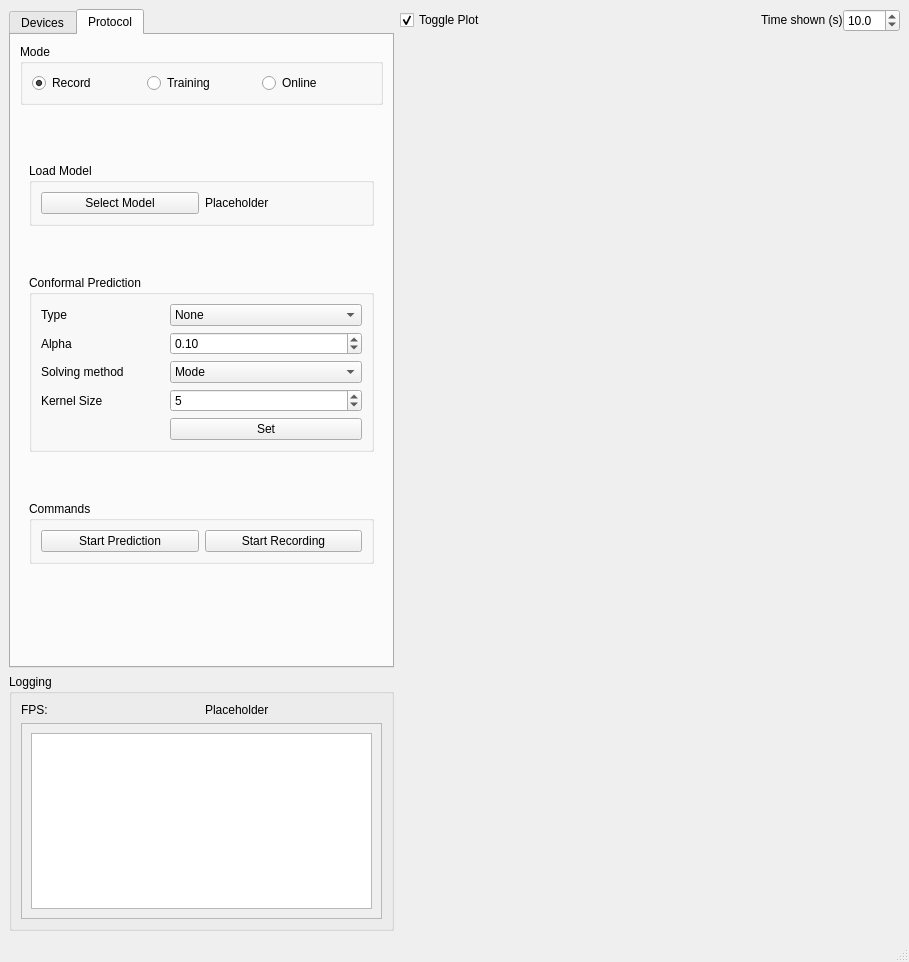
NsquaredLab/MyoGestic, file myogestic/gui/ui/main_window.ui: the form before one commit.
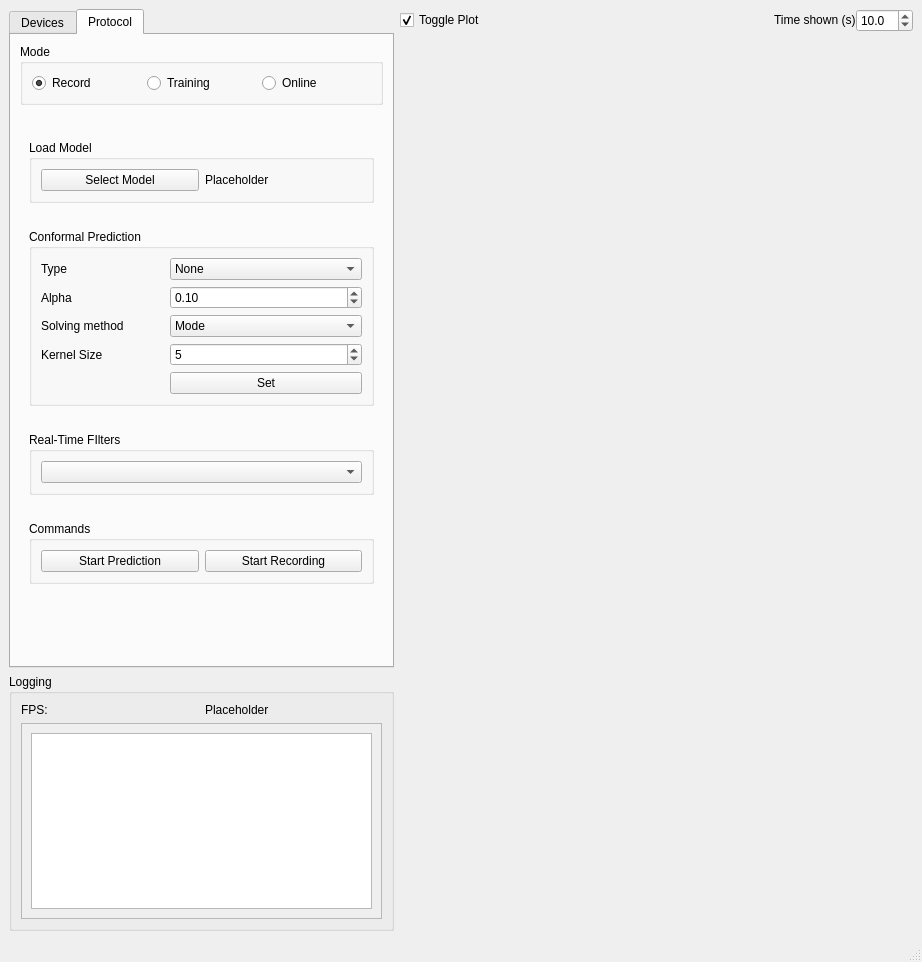
The form after the commit. The open tabs and pages were chosen to show the change. Custom widgets are drawn as their Qt base class.

Commit message: Add real-time filter selection

Patch:
```diff
--- a/myogestic/gui/ui/main_window.ui
+++ b/myogestic/gui/ui/main_window.ui
@@ -6,7 +6,7 @@
    <rect>
     <x>0</x>
     <y>0</y>
-    <width>902</width>
+    <width>922</width>
     <height>962</height>
    </rect>
   </property>
@@ -585,41 +585,6 @@
               </layout>
              </widget>
             </item>
-            <item row="2" column="0">
-             <widget class="QGroupBox" name="onlineCommandsGroupBox">
-              <property name="sizePolicy">
-               <sizepolicy hsizetype="Preferred" vsizetype="Fixed">
-                <horstretch>0</horstretch>
-                <verstretch>0</verstretch>
-               </sizepolicy>
-              </property>
-              <property name="title">
-               <string>Commands</string>
-              </property>
-              <layout class="QGridLayout" name="gridLayout_19">
-               <item row="0" column="1">
-                <widget class="QPushButton" name="onlineRecordTogglePushButton">
-                 <property name="text">
-                  <string>Start Recording</string>
-                 </property>
-                 <property name="checkable">
-                  <bool>true</bool>
-                 </property>
-                </widget>
-               </item>
-               <item row="0" column="0">
-                <widget class="QPushButton" name="onlinePredictionTogglePushButton">
-                 <property name="text">
-                  <string>Start Prediction</string>
-                 </property>
-                 <property name="checkable">
-                  <bool>true</bool>
-                 </property>
-                </widget>
-               </item>
-              </layout>
-             </widget>
-            </item>
             <item row="1" column="0">
              <widget class="QGroupBox" name="conformalPredictionGroupBox">
               <property name="sizePolicy">
@@ -782,13 +747,13 @@
               </layout>
              </widget>
             </item>
-            <item row="3" column="0">
+            <item row="5" column="0">
              <spacer name="verticalSpacer">
               <property name="orientation">
                <enum>Qt::Orientation::Vertical</enum>
               </property>
               <property name="sizeType">
-               <enum>QSizePolicy::Policy::Minimum</enum>
+               <enum>QSizePolicy::Fixed</enum>
               </property>
               <property name="sizeHint" stdset="0">
                <size>
@@ -798,6 +763,78 @@
               </property>
              </spacer>
             </item>
+            <item row="4" column="0">
+             <widget class="QGroupBox" name="onlineCommandsGroupBox">
+              <property name="sizePolicy">
+               <sizepolicy hsizetype="Preferred" vsizetype="Fixed">
+                <horstretch>0</horstretch>
+                <verstretch>0</verstretch>
+               </sizepolicy>
+              </property>
+              <property name="title">
+               <string>Commands</string>
+              </property>
+              <layout class="QGridLayout" name="gridLayout_19">
+               <item row="0" column="1">
+                <widget class="QPushButton" name="onlineRecordTogglePushButton">
+                 <property name="text">
+                  <string>Start Recording</string>
+                 </property>
+                 <property name="checkable">
+                  <bool>true</bool>
+                 </property>
+                </widget>
+               </item>
+               <item row="0" column="0">
+                <widget class="QPushButton" name="onlinePredictionTogglePushButton">
+                 <property name="text">
+                  <string>Start Prediction</string>
+                 </property>
+                 <property name="checkable">
+                  <bool>true</bool>
+                 </property>
+                </widget>
+               </item>
+              </layout>
+             </widget>
+            </item>
+            <item row="3" column="0">
+             <widget class="QGroupBox" name="onlineFiltersGroupBox">
+              <property name="sizePolicy">
+               <sizepolicy hsizetype="Preferred" vsizetype="Fixed">
+                <horstretch>0</horstretch>
+                <verstretch>0</verstretch>
+               </sizepolicy>
+              </property>
+              <property name="minimumSize">
+               <size>
+                <width>122</width>
+                <height>0</height>
+               </size>
+              </property>
+              <property name="maximumSize">
+               <size>
+                <width>16777215</width>
+                <height>16777215</height>
+               </size>
+              </property>
+              <property name="title">
+               <string>Real-Time FIlters</string>
+              </property>
+              <layout class="QGridLayout" name="gridLayout_16">
+               <item row="0" column="0">
+                <widget class="QComboBox" name="onlineFiltersComboBox">
+                 <property name="sizePolicy">
+                  <sizepolicy hsizetype="Minimum" vsizetype="Fixed">
+                   <horstretch>0</horstretch>
+                   <verstretch>0</verstretch>
+                  </sizepolicy>
+                 </property>
+                </widget>
+               </item>
+              </layout>
+             </widget>
+            </item>
            </layout>
           </widget>
          </widget>
@@ -817,7 +854,7 @@
          <number>0</number>
         </property>
         <property name="sizeConstraint">
-         <enum>QLayout::SizeConstraint::SetMaximumSize</enum>
+         <enum>QLayout::SetDefaultConstraint</enum>
         </property>
         <property name="topMargin">
          <number>0</number>
@@ -855,9 +892,6 @@
           <property name="text">
            <string>Time shown (s)</string>
           </property>
-          <property name="alignment">
-           <set>Qt::AlignmentFlag::AlignLeading|Qt::AlignmentFlag::AlignLeft|Qt::AlignmentFlag::AlignVCenter</set>
-          </property>
          </widget>
         </item>
         <item>
```
Left out of the diff: 48 changed lines with no effect on the pictures. The commit also changes 7 other files.
